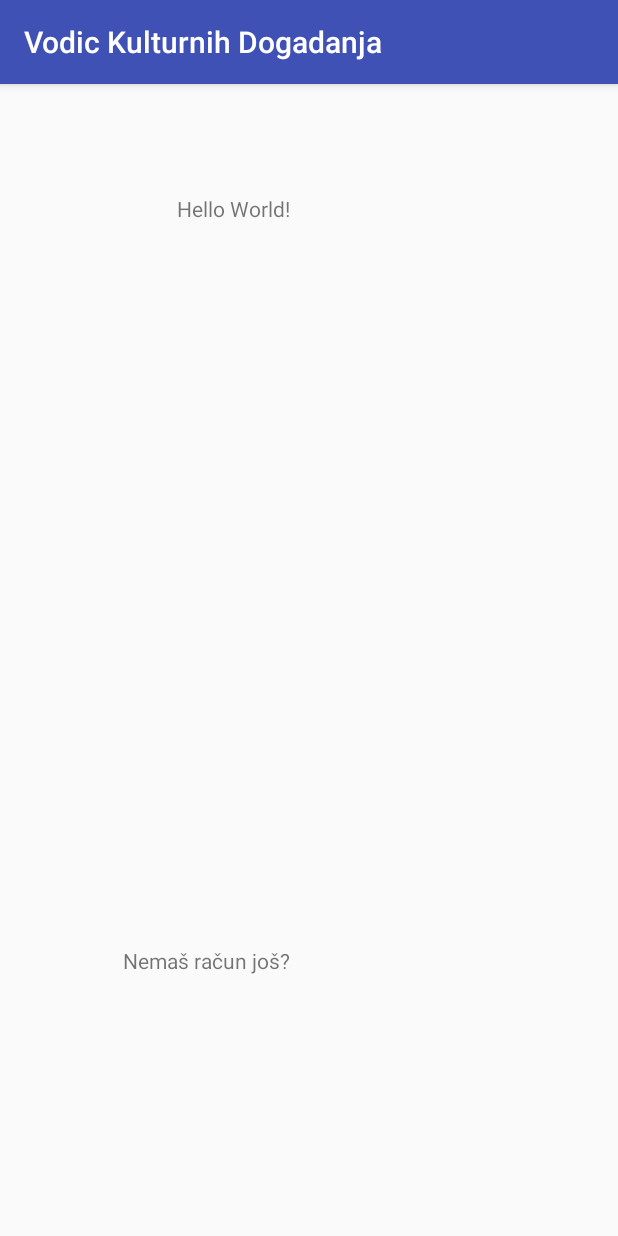
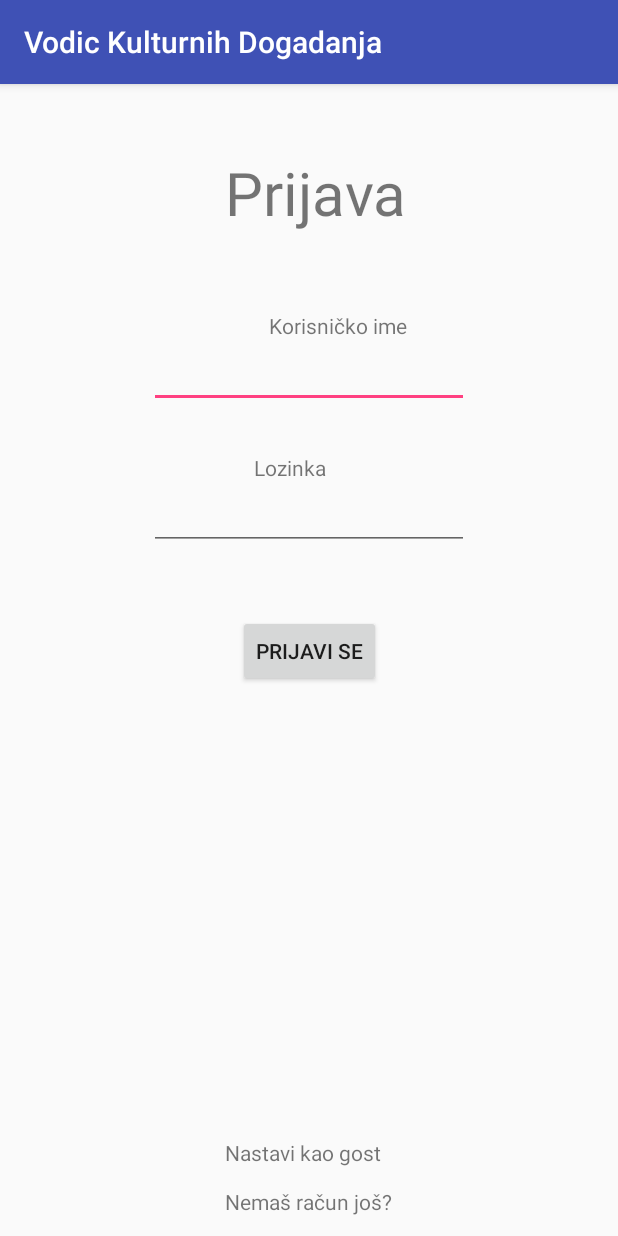
Before and after one commit to marina347/VodicKulturnihDogadanja, an Android app: the screen it shows after launch (LoginActivity), on a phone screen of 412 x 824 dp. Run offline under Robolectric (Android 15) with nearby library versions, the phone set to English and light mode, and no system bars; our stand-ins replace ButterKnife.

Commit message:
Login functionallity implemented

```diff
--- a/app/src/main/java/hr/foi/vodickulturnihdogadanja/activity/LoginActivity.java
+++ b/app/src/main/java/hr/foi/vodickulturnihdogadanja/activity/LoginActivity.java
@@ -1,21 +1,42 @@
 package hr.foi.vodickulturnihdogadanja.activity;
 
+import android.content.Context;
 import android.content.Intent;
 import android.support.v7.app.AppCompatActivity;
 import android.os.Bundle;
 import android.view.View;
+import android.widget.EditText;
+import android.widget.Toast;
 
+import butterknife.BindView;
 import butterknife.ButterKnife;
 import butterknife.OnClick;
 import hr.foi.vodickulturnihdogadanja.R;
+import hr.foi.vodickulturnihdogadanja.interactor.impl.UserInteractorImpl;
+import hr.foi.vodickulturnihdogadanja.model.TokenModel;
+import hr.foi.vodickulturnihdogadanja.presenter.LoginPresenter;
+import hr.foi.vodickulturnihdogadanja.presenter.impl.LoginPresenterImpl;
+import hr.foi.vodickulturnihdogadanja.view.LoginView;
 
-public class LoginActivity extends AppCompatActivity {
+public class LoginActivity extends AppCompatActivity implements LoginView{
+    LoginPresenter presenter;
+    @BindView(R.id.log_username_et)
+    EditText usernameEditText;
+
+    @BindView(R.id.log_password_et)
+    EditText passwordEditText;
+    @OnClick(R.id.registerlink_tv)
+    public void RegisterLinkClick(View view){
+        NavigateToRegistration();
+    }
 
     @Override
     protected void onCreate(Bundle savedInstanceState) {
         super.onCreate(savedInstanceState);
         setContentView(R.layout.activity_login);
         ButterKnife.bind(this);
+        LoginPresenter presenter = new LoginPresenterImpl(new UserInteractorImpl(), this);
+        this.presenter = presenter;
     }
 
     private void NavigateToRegistration(){
@@ -23,9 +44,34 @@ public class LoginActivity extends AppCompatActivity {
         startActivity(intent);
     }
 
-    @OnClick(R.id.registerlink_tv)
-    public void RegisterLinkClick(View view){
-        NavigateToRegistration();
+    @OnClick(R.id.btnLogin)
+    public void login_click(View view) {
+        TryLogIn();
+    }//
+    private void TryLogIn(){
+
+       String name=usernameEditText.getText().toString();
+       String pass=passwordEditText.getText().toString();
+       presenter.tryLogin(name,pass);
+   }
+
+   private void showToastOnUI(final String msg){
+       final Context ctx = this;
+       this.runOnUiThread(new Runnable() {
+           @Override
+           public void run() {
+               Toast.makeText(ctx,msg,Toast.LENGTH_SHORT).show();
+           }
+       });
+   }
+
+    @Override
+    public void onSuccess(final TokenModel model) {
+        showToastOnUI("Uspješna prijava");
     }
 
+    @Override
+    public void onLoginFailed(final String error) {
+        showToastOnUI(error);
+    }
 }
--- a/app/src/main/java/hr/foi/vodickulturnihdogadanja/activity/RegistrationActivity.java
+++ b/app/src/main/java/hr/foi/vodickulturnihdogadanja/activity/RegistrationActivity.java
@@ -15,9 +15,7 @@ import butterknife.BindView;
 import butterknife.ButterKnife;
 import butterknife.OnClick;
 import hr.foi.vodickulturnihdogadanja.R;
-import hr.foi.vodickulturnihdogadanja.interactor.UserInteractor;
 import hr.foi.vodickulturnihdogadanja.interactor.impl.UserInteractorImpl;
-import hr.foi.vodickulturnihdogadanja.interactor.listener.UserInteractorListener;
 import hr.foi.vodickulturnihdogadanja.model.UserModel;
 import hr.foi.vodickulturnihdogadanja.presenter.RegistrationPresenter;
 import hr.foi.vodickulturnihdogadanja.presenter.impl.RegistrationPresenterImpl;
--- a/app/src/main/java/hr/foi/vodickulturnihdogadanja/interactor/CallDefinitions.java
+++ b/app/src/main/java/hr/foi/vodickulturnihdogadanja/interactor/CallDefinitions.java
@@ -1,6 +1,9 @@
 package hr.foi.vodickulturnihdogadanja.interactor;
 
+import hr.foi.vodickulturnihdogadanja.model.TokenModel;
 import hr.foi.vodickulturnihdogadanja.model.UserModel;
+import okhttp3.RequestBody;
+import okhttp3.ResponseBody;
 import retrofit2.Call;
 import retrofit2.http.Body;
 import retrofit2.http.Field;
@@ -14,4 +17,6 @@ public interface CallDefinitions {
     @POST("user.php")
     Call<UserModel> createUser(@Body UserModel data);
 
+    @POST("userLogIn.php")
+    Call<TokenModel> Login(@Body RequestBody data);
 }
--- a/app/src/main/java/hr/foi/vodickulturnihdogadanja/interactor/UserInteractor.java
+++ b/app/src/main/java/hr/foi/vodickulturnihdogadanja/interactor/UserInteractor.java
@@ -1,6 +1,7 @@
 package hr.foi.vodickulturnihdogadanja.interactor;
 
-import hr.foi.vodickulturnihdogadanja.interactor.listener.UserInteractorListener;
+import hr.foi.vodickulturnihdogadanja.interactor.listener.UserInteractorLoginListener;
+import hr.foi.vodickulturnihdogadanja.interactor.listener.UserInteractorRegistrationListener;
 import hr.foi.vodickulturnihdogadanja.model.UserModel;
 
 /**
@@ -9,6 +10,7 @@ import hr.foi.vodickulturnihdogadanja.model.UserModel;
 
 public interface UserInteractor {
     void createUser(UserModel userData);
-    void setListener(UserInteractorListener listener);
-
+    void setRegistrationListener(UserInteractorRegistrationListener listener);
+    void Login(String username, String password);
+    void setLoginListener(UserInteractorLoginListener listener);
 }
--- /dev/null
+++ b/app/src/main/java/hr/foi/vodickulturnihdogadanja/interactor/listener/UserInteractorLoginListener.java
@@ -0,0 +1,12 @@
+package hr.foi.vodickulturnihdogadanja.interactor.listener;
+
+import hr.foi.vodickulturnihdogadanja.model.TokenModel;
+
+/**
+ * Created by marbulic on 10/22/2017.
+ */
+
+public interface UserInteractorLoginListener {
+    void onLoginSuccedded(TokenModel token);
+    void onLoginFailed();//add error number later
+}
--- a/app/src/main/java/hr/foi/vodickulturnihdogadanja/presenter/RegistrationPresenter.java
+++ b/app/src/main/java/hr/foi/vodickulturnihdogadanja/interactor/listener/UserInteractorRegistrationListener.java
@@ -1,11 +1,13 @@
-package hr.foi.vodickulturnihdogadanja.presenter;
+package hr.foi.vodickulturnihdogadanja.interactor.listener;
 
+import hr.foi.vodickulturnihdogadanja.model.TokenModel;
 import hr.foi.vodickulturnihdogadanja.model.UserModel;
 
 /**
  * Created by marbulic on 10/22/2017.
  */
 
-public interface RegistrationPresenter {
-    public void tryCreateUser(UserModel userModel);
+public interface UserInteractorRegistrationListener {
+    void onSuccess(UserModel userModel);
+
 }
--- /dev/null
+++ b/app/src/main/java/hr/foi/vodickulturnihdogadanja/presenter/LoginPresenter.java
@@ -0,0 +1,9 @@
+package hr.foi.vodickulturnihdogadanja.presenter;
+
+/**
+ * Created by marbulic on 10/22/2017.
+ */
+
+public interface LoginPresenter {
+    public void tryLogin(String username, String password);
+}
--- /dev/null
+++ b/app/src/main/java/hr/foi/vodickulturnihdogadanja/presenter/impl/LoginPresenterImpl.java
@@ -0,0 +1,42 @@
+package hr.foi.vodickulturnihdogadanja.presenter.impl;
+
+import hr.foi.vodickulturnihdogadanja.interactor.UserInteractor;
+import hr.foi.vodickulturnihdogadanja.interactor.listener.UserInteractorLoginListener;
+import hr.foi.vodickulturnihdogadanja.model.TokenModel;
+import hr.foi.vodickulturnihdogadanja.presenter.LoginPresenter;
+import hr.foi.vodickulturnihdogadanja.view.LoginView;
+
+/**
+ * Created by marbulic on 10/22/2017.
+ */
+
+public class LoginPresenterImpl implements LoginPresenter,UserInteractorLoginListener {
+    UserInteractor ui;
+    LoginView lv;
+
+    public LoginPresenterImpl(UserInteractor ui, LoginView lv) {
+        this.ui = ui;
+        ui.setLoginListener(this);
+        this.lv = lv;
+    }
+    @Override
+    public void tryLogin(String username, String password) {
+        if(username.isEmpty()||password.isEmpty()){
+            lv.onLoginFailed("Unesite sva polja!");
+            return;
+        }
+        else{
+            ui.Login(username,password);
+        }
+    }
+
+    @Override
+    public void onLoginFailed() {//TODO: add error number handling to show different messages -.-
+        lv.onLoginFailed("Neuspješna prijava");
+    }
+
+    @Override
+    public void onLoginSuccedded(TokenModel token) {
+        lv.onSuccess(token);
+    }
+}
--- a/app/src/main/java/hr/foi/vodickulturnihdogadanja/presenter/impl/RegistrationPresenterImpl.java
+++ b/app/src/main/java/hr/foi/vodickulturnihdogadanja/presenter/impl/RegistrationPresenterImpl.java
@@ -1,7 +1,7 @@
 package hr.foi.vodickulturnihdogadanja.presenter.impl;
 
 import hr.foi.vodickulturnihdogadanja.interactor.UserInteractor;
-import hr.foi.vodickulturnihdogadanja.interactor.listener.UserInteractorListener;
+import hr.foi.vodickulturnihdogadanja.interactor.listener.UserInteractorRegistrationListener;
 import hr.foi.vodickulturnihdogadanja.model.UserModel;
 import hr.foi.vodickulturnihdogadanja.presenter.RegistrationPresenter;
 import hr.foi.vodickulturnihdogadanja.view.RegistrationView;
@@ -10,13 +10,13 @@ import hr.foi.vodickulturnihdogadanja.view.RegistrationView;
  * Created by marbulic on 10/22/2017.
  */
 
-public class RegistrationPresenterImpl implements RegistrationPresenter, UserInteractorListener {
+public class RegistrationPresenterImpl implements RegistrationPresenter, UserInteractorRegistrationListener {
     UserInteractor ui;
     RegistrationView rv;
 
     public RegistrationPresenterImpl(UserInteractor ui, RegistrationView rv) {
         this.ui = ui;
-        ui.setListener(this);
+        ui.setRegistrationListener(this);
         this.rv = rv;
     }
 
--- /dev/null
+++ b/app/src/main/java/hr/foi/vodickulturnihdogadanja/view/LoginView.java
@@ -0,0 +1,13 @@
+package hr.foi.vodickulturnihdogadanja.view;
+
+import hr.foi.vodickulturnihdogadanja.model.TokenModel;
+import hr.foi.vodickulturnihdogadanja.model.UserModel;
+
+/**
+ * Created by marbulic on 10/22/2017.
+ */
+
+public interface LoginView {
+    void onSuccess(TokenModel token);
+    void onLoginFailed(String error);
+}
--- a/app/src/main/res/layout/activity_login.xml
+++ b/app/src/main/res/layout/activity_login.xml
@@ -7,28 +7,79 @@
     tools:context="hr.foi.vodickulturnihdogadanja.activity.LoginActivity">
 
     <TextView
-        android:layout_width="wrap_content"
-        android:layout_height="wrap_content"
-        android:text="Hello World!"
-        app:layout_constraintBottom_toBottomOf="parent"
-        app:layout_constraintLeft_toLeftOf="parent"
-        app:layout_constraintRight_toRightOf="parent"
-        app:layout_constraintTop_toTopOf="parent"
-        android:id="@+id/textView3"
-        android:layout_alignParentTop="true"
-        android:layout_alignParentStart="true"
-        android:layout_marginStart="118dp"
-        android:layout_marginTop="73dp" />
-
-    <TextView
         android:id="@+id/registerlink_tv"
         android:layout_width="wrap_content"
         android:layout_height="wrap_content"
-        android:layout_marginBottom="174dp"
+        android:layout_marginBottom="13dp"
         android:text="Nemaš račun još?"
         tools:layout_editor_absoluteX="147dp"
         tools:layout_editor_absoluteY="289dp"
         android:layout_alignParentBottom="true"
-        android:layout_alignEnd="@+id/textView3" />
+        android:layout_centerHorizontal="true" />
+
+    <TextView
+        android:id="@+id/login_tw"
+        android:layout_width="wrap_content"
+        android:layout_height="wrap_content"
+        android:layout_alignParentTop="true"
+        android:layout_alignStart="@+id/registerlink_tv"
+        android:layout_marginTop="45dp"
+        android:textSize="60px"
+        android:text="Prijava" />
+
+    <TextView
+        android:id="@+id/log_username_tw"
+        android:layout_width="wrap_content"
+        android:layout_height="wrap_content"
+        android:layout_marginTop="52dp"
+        android:text="Korisničko ime"
+        android:layout_below="@+id/login_tw"
+        android:layout_alignEnd="@+id/login_tw" />
+
+    <EditText
+        android:id="@+id/log_username_et"
+        android:layout_width="wrap_content"
+        android:layout_height="wrap_content"
+        android:layout_below="@+id/log_username_tw"
+        android:layout_centerHorizontal="true"
+        android:ems="10"
+        android:inputType="textPersonName" />
+
+    <TextView
+        android:id="@+id/log_password_tw"
+        android:layout_width="wrap_content"
+        android:layout_height="wrap_content"
+        android:layout_marginStart="19dp"
+        android:layout_marginTop="30dp"
+        android:text="Lozinka"
+        android:layout_below="@+id/log_username_et"
+        android:layout_alignStart="@+id/registerlink_tv" />
+
+    <EditText
+        android:id="@+id/log_password_et"
+        android:layout_width="wrap_content"
+        android:layout_height="wrap_content"
+        android:layout_alignStart="@+id/log_username_et"
+        android:layout_below="@+id/log_password_tw"
+        android:ems="10"
+        android:inputType="textPassword" />
+
+    <Button
+        android:id="@+id/btnLogin"
+        android:layout_width="wrap_content"
+        android:layout_height="wrap_content"
+        android:text="PRIJAVI SE"
+        android:layout_marginTop="43dp"
+        android:layout_below="@+id/log_password_et"
+        android:layout_alignEnd="@+id/guestlink_tv" />
+
+    <TextView
+        android:id="@+id/guestlink_tv"
+        android:layout_width="wrap_content"
+        android:layout_height="wrap_content"
+        android:text="Nastavi kao gost"
+        android:layout_marginBottom="13dp"
+        android:layout_above="@+id/registerlink_tv"
+        android:layout_alignStart="@+id/registerlink_tv" />
 
 </RelativeLayout>
```
Also changed, not shown: app/src/main/java/hr/foi/vodickulturnihdogadanja/interactor/impl/UserInteractorImpl.java (+54 -4 lines), app/src/main/java/hr/foi/vodickulturnihdogadanja/model/TokenModel.java (added, +40 -0 lines).
